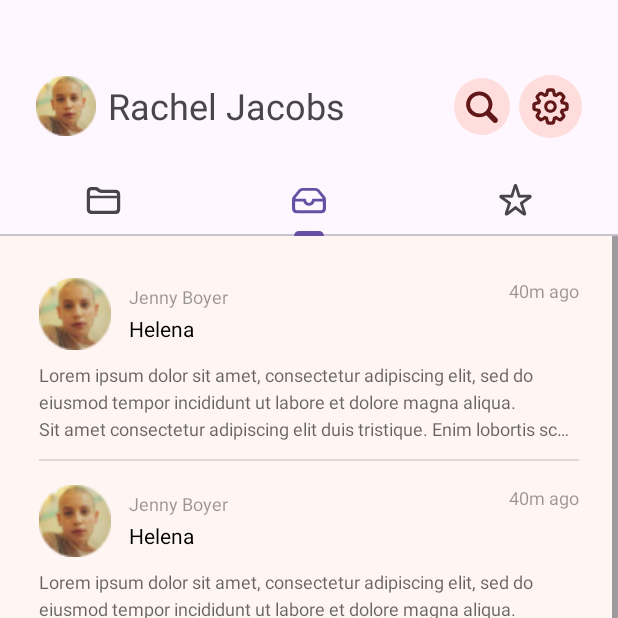
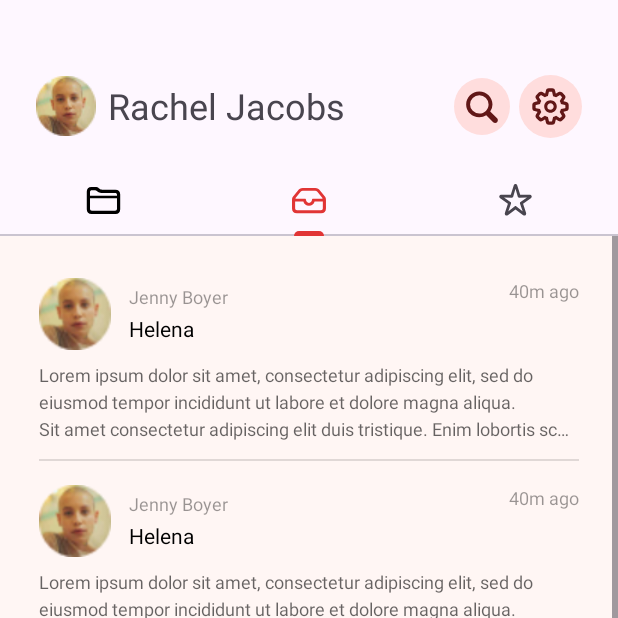
Before and after one commit to tuanminhphan45/mobile-project, an Android app: the MainActivity screen opened directly, with no data from a screen before it, tab 2 chosen, on a phone screen of 412 x 824 dp, the top half of it. Run offline under Robolectric (Android 15) with nearby library versions, the phone set to English and light mode, and no system bars.

Commit message:
Change tab color onclick

```diff
--- a/app/src/main/java/vn/edu/usth/mobile_project/Activity/MainActivity.java
+++ b/app/src/main/java/vn/edu/usth/mobile_project/Activity/MainActivity.java
@@ -46,11 +46,17 @@ public class MainActivity extends AppCompatActivity {
                 viewPager2.setVisibility(View.VISIBLE);
                 frameLayout.setVisibility(View.GONE);
                 viewPager2.setCurrentItem(tab.getPosition());
+
+                if (tab.getIcon() != null) {
+                    tab.getIcon().setTint(getResources().getColor(R.color.red));
+                }
             }
 
             @Override
             public void onTabUnselected(TabLayout.Tab tab) {
-
+                if (tab.getIcon() != null) {
+                    tab.getIcon().setTint(getResources().getColor(R.color.black)); // Set your default color here
+                }
             }
 
             @Override
@@ -65,7 +71,11 @@ public class MainActivity extends AppCompatActivity {
             public void onPageSelected(int position) {
                 switch (position){
                     case 0:
+                        tabLayout.setSelectedTabIndicatorColor(getResources().getColor(R.color.red));
+                        break;
                     case 1:
+                        tabLayout.setSelectedTabIndicatorColor(getResources().getColor(R.color.red));
+                        break;
                     case 2:
                         tabLayout.getTabAt(position).select();
                 }
```
